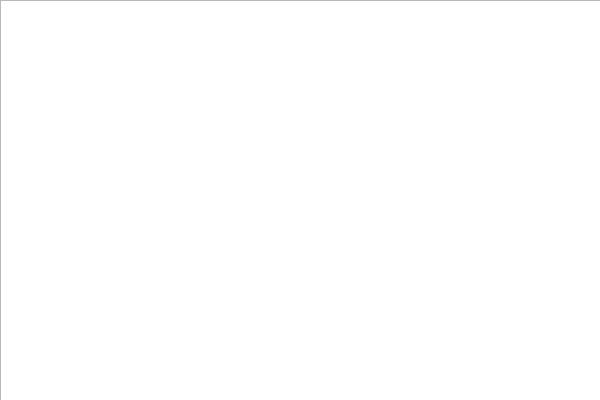
Before: the Qt Designer form mainwindow.ui in ppershing/ksp-editor, drawn with Qt 5.
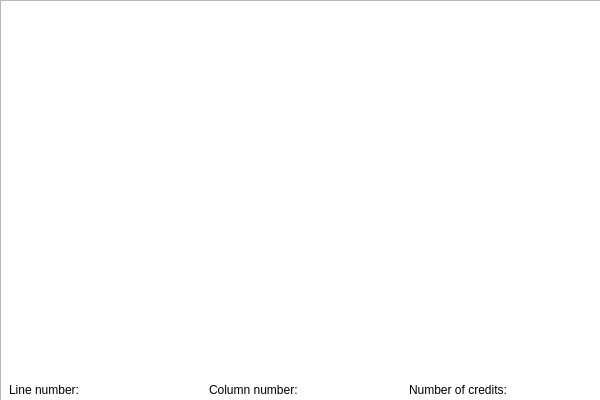
After: the same form once the commit is applied.

Commit message: added labels to statusbar

```diff
--- a/mainwindow.ui
+++ b/mainwindow.ui
@@ -118,6 +118,63 @@
      <bool>true</bool>
     </property>
    </widget>
+   <widget class="QWidget" name="widget" native="true">
+    <property name="geometry">
+     <rect>
+      <x>0</x>
+      <y>380</y>
+      <width>600</width>
+      <height>20</height>
+     </rect>
+    </property>
+    <property name="cursor">
+     <cursorShape>ArrowCursor</cursorShape>
+    </property>
+    <layout class="QHBoxLayout" name="horizontalLayout_2">
+     <property name="spacing">
+      <number>9</number>
+     </property>
+     <property name="leftMargin">
+      <number>9</number>
+     </property>
+     <property name="topMargin">
+      <number>0</number>
+     </property>
+     <property name="rightMargin">
+      <number>0</number>
+     </property>
+     <property name="bottomMargin">
+      <number>0</number>
+     </property>
+     <item>
+      <widget class="QLabel" name="label">
+       <property name="sizePolicy">
+        <sizepolicy hsizetype="Preferred" vsizetype="Preferred">
+         <horstretch>0</horstretch>
+         <verstretch>0</verstretch>
+        </sizepolicy>
+       </property>
+       <property name="text">
+        <string>Line number:</string>
+       </property>
+      </widget>
+     </item>
+     <item>
+      <widget class="QLabel" name="label_2">
+       <property name="text">
+        <string>Column number:</string>
+       </property>
+      </widget>
+     </item>
+     <item>
+      <widget class="QLabel" name="label_3">
+       <property name="text">
+        <string>Number of credits:</string>
+       </property>
+      </widget>
+     </item>
+    </layout>
+   </widget>
   </widget>
  </widget>
  <layoutdefault spacing="6" margin="11"/>
```
The commit also changes 1 other file.
